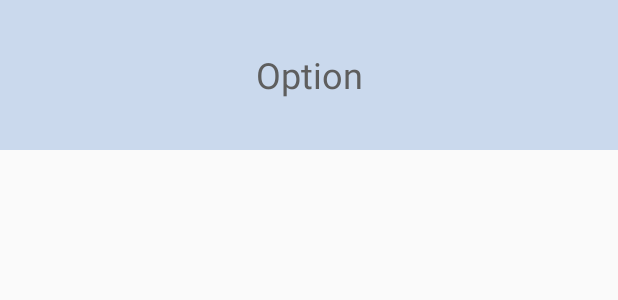
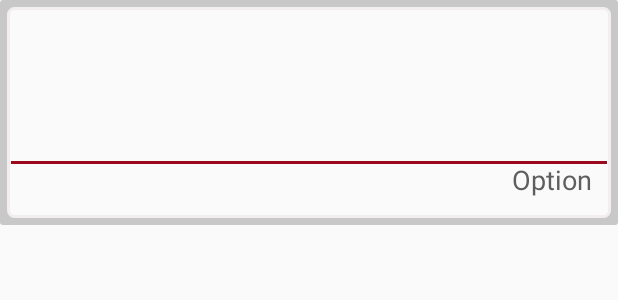
Before and after one commit to awsomethree/townkitchen, an Android app: the layout home_item.xml on its own in the app's theme, with its tools: preview values and no code run, on a phone screen of 412 x 824 dp. Shown: the top 300 px of the screen. Run offline under Robolectric (Android 15) with nearby library versions, the phone set to English and light mode, and no system bars.

Commit message:
added track order list page and modify the home page layout

```diff
--- /dev/null
+++ b/app/src/main/res/drawable-mdpi/rounded_home_item_list.xml
@@ -0,0 +1,22 @@
+<?xml version="1.0" encoding="utf-8"?>
+<layer-list xmlns:android="http://schemas.android.com/apk/res/android">
+    <item>
+        <shape android:shape="rectangle">
+            <solid android:color="#CABBBBBB" />
+            <corners android:radius="2dp" />
+        </shape>
+    </item>
+
+    <item
+            android:bottom="5dp"
+            android:left="5dp"
+            android:right="5dp"
+            android:top="5dp">
+        <shape android:shape="rectangle">
+            <solid android:color="@color/white" />
+            <corners android:radius="4dp" />
+            <stroke android:color="@color/tk_white_color"
+                    android:width="2dp"/>
+        </shape>
+    </item>
+</layer-list>
--- /dev/null
+++ b/app/src/main/res/drawable-mdpi/top_red_border.xml
@@ -0,0 +1,14 @@
+<?xml version="1.0" encoding="utf-8"?>
+<layer-list xmlns:android="http://schemas.android.com/apk/res/android">
+    <item>
+        <shape>
+            <solid android:color="@color/tk_red_color"/>
+        </shape>
+    </item>
+    <item
+            android:top="2dp">
+        <shape>
+            <solid android:color="@color/white"/>
+        </shape>
+    </item>
+</layer-list>
--- a/app/src/main/res/layout/home_item.xml
+++ b/app/src/main/res/layout/home_item.xml
@@ -1,7 +1,10 @@
 <?xml version="1.0" encoding="utf-8"?>
 <RelativeLayout xmlns:android="http://schemas.android.com/apk/res/android"
                 android:layout_width="match_parent"
-                android:layout_height="match_parent">
+                android:layout_height="150dp"
+        android:background="@drawable/rounded_home_item_list"
+
+        >
 
     <ImageView
             android:layout_width="match_parent"
@@ -10,23 +13,28 @@
             android:layout_alignParentTop="true"
             android:layout_alignParentLeft="true"
             android:layout_alignParentStart="true"
-            android:background="#722669c2"
             android:maxHeight="20dp"
             android:maxWidth="20dp"
-            android:alpha="0.5"
+            android:layout_marginTop="5dp"
+            android:layout_marginRight="3dp"
+            android:layout_marginLeft="5dp"
             />
 
     <TextView
             android:layout_width="match_parent"
-            android:layout_height="100dp"
+            android:layout_height="35dp"
             android:text="Option"
             android:id="@+id/tvDaytext"
-            android:layout_alignParentTop="false"
-            android:layout_alignTop="@id/ivFoodImage"
-            android:layout_alignBottom="@id/ivFoodImage"
             android:textColor="#ff5e5e5e"
-            android:textSize="24sp"
-            android:gravity="center"
+            android:textSize="18sp"
+            android:gravity="right"
+            android:layout_marginTop="2dp"
+            android:layout_marginRight="7dp"
+            android:layout_marginLeft="7dp"
+            android:paddingRight="10dp"
+            android:layout_alignParentRight="true"
+            android:layout_below="@id/ivFoodImage"
+            android:background="@drawable/top_red_border"
             />
 
 </RelativeLayout>
--- a/app/src/main/res/layout/item_option.xml
+++ b/app/src/main/res/layout/item_option.xml
@@ -1,5 +1,6 @@
 <?xml version="1.0" encoding="utf-8"?>
-<it.gmariotti.cardslib.library.view.CardViewNative xmlns:android="http://schemas.android.com/apk/res/android"
+<it.gmariotti.cardslib.library.view.CardViewNative
+    xmlns:android="http://schemas.android.com/apk/res/android"
     android:id="@+id/carddemo"
     android:layout_width="match_parent"
     android:layout_height="wrap_content"
--- a/app/src/main/res/layout/template_main_activity.xml
+++ b/app/src/main/res/layout/template_main_activity.xml
@@ -1,7 +1,7 @@
 <?xml version="1.0" encoding="utf-8"?>
 <awsomethree.com.townkitchen.layouts.TKNavigationDrawer
                 xmlns:android="http://schemas.android.com/apk/res/android"
-
+                android:background="#CABBBBBB"
                 android:id="@+id/tkdrawer_layout"
                 android:layout_width="match_parent"
                 android:layout_height="match_parent">
--- a/app/src/main/res/values/styles.xml
+++ b/app/src/main/res/values/styles.xml
@@ -1,6 +1,7 @@
 <resources>
     <color name="tk_red_color">#ff9c091d</color>
     <color name="tk_white_color">#fff2eef0</color>
+    <color name="white_color">#FFFFFF</color>
     <color name="gray_color">#ff4f4f54</color>
     <color name="blue_color">#ff1db9ff</color>
     <!-- Base application theme. Will be overriden for Townkitchen (look at themes.xml)
```
Also changed, not shown: app/src/main/java/awsomethree/com/townkitchen/activities/MainActivity.java (+11 -7 lines), app/src/main/java/awsomethree/com/townkitchen/adapters/TKHomeListAdapter.java (+13 -2 lines), app/src/main/java/awsomethree/com/townkitchen/adapters/TKTrackingOrderListAdapter.java (added, +91 -0 lines), app/src/main/java/awsomethree/com/townkitchen/fragments/TrackOrderFragment.java (+19 -20 lines), app/src/main/java/awsomethree/com/townkitchen/fragments/TrackOrderListFragment.java (added, +76 -0 lines), app/src/main/java/awsomethree/com/townkitchen/models/Order.java (+57 -3 lines), app/src/main/res/drawable/rounded_item_list.xml (added, +21 -0 lines), app/src/main/res/layout/fragment_track_list_order.xml (added, +20 -0 lines), app/src/main/res/layout/fragment_track_order.xml (+9 -0 lines), app/src/main/res/layout/track_order_item_layout.xml (added, +72 -0 lines).
